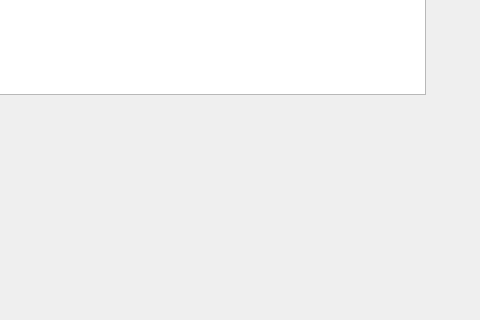
This is SampleConsole/SampleConsole.ui in jwarwick/citp-lib as Qt 5 draws it before an edit; both pictures show x 385 to 865 and y 125 to 445 of the 865 by 670 pixel window. The edited form follows.
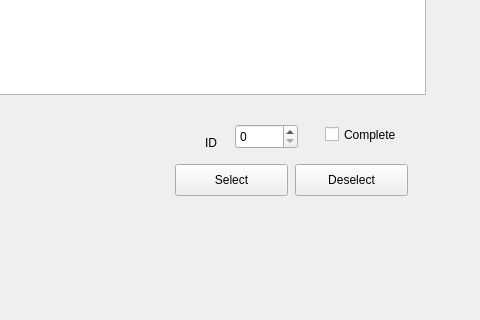
This is the edited form.

Commit message: Added select/deselect messages

The edit to the form file:
```diff
--- a/SampleConsole/SampleConsole.ui
+++ b/SampleConsole/SampleConsole.ui
@@ -132,6 +132,68 @@
      </rect>
     </property>
    </widget>
+   <widget class="QSpinBox" name="idSpinBox">
+    <property name="geometry">
+     <rect>
+      <x>620</x>
+      <y>230</y>
+      <width>63</width>
+      <height>25</height>
+     </rect>
+    </property>
+   </widget>
+   <widget class="QCheckBox" name="completeCheckBox">
+    <property name="geometry">
+     <rect>
+      <x>710</x>
+      <y>230</y>
+      <width>87</width>
+      <height>21</height>
+     </rect>
+    </property>
+    <property name="text">
+     <string>Complete</string>
+    </property>
+   </widget>
+   <widget class="QLabel" name="label">
+    <property name="geometry">
+     <rect>
+      <x>590</x>
+      <y>240</y>
+      <width>21</width>
+      <height>17</height>
+     </rect>
+    </property>
+    <property name="text">
+     <string>ID</string>
+    </property>
+   </widget>
+   <widget class="QPushButton" name="selectPushButton">
+    <property name="geometry">
+     <rect>
+      <x>560</x>
+      <y>270</y>
+      <width>113</width>
+      <height>32</height>
+     </rect>
+    </property>
+    <property name="text">
+     <string>Select</string>
+    </property>
+   </widget>
+   <widget class="QPushButton" name="deselectPushButton">
+    <property name="geometry">
+     <rect>
+      <x>680</x>
+      <y>270</y>
+      <width>113</width>
+      <height>32</height>
+     </rect>
+    </property>
+    <property name="text">
+     <string>Deselect</string>
+    </property>
+   </widget>
   </widget>
   <widget class="QMenuBar" name="menubar">
    <property name="geometry">
```
The commit also changes 9 other files.
